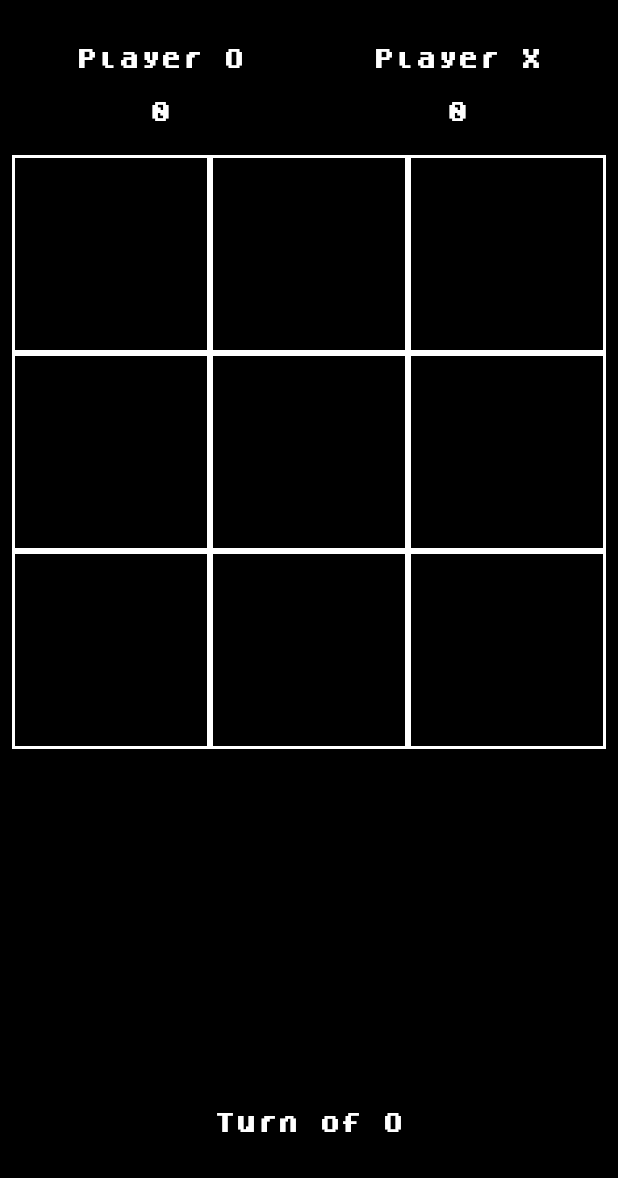
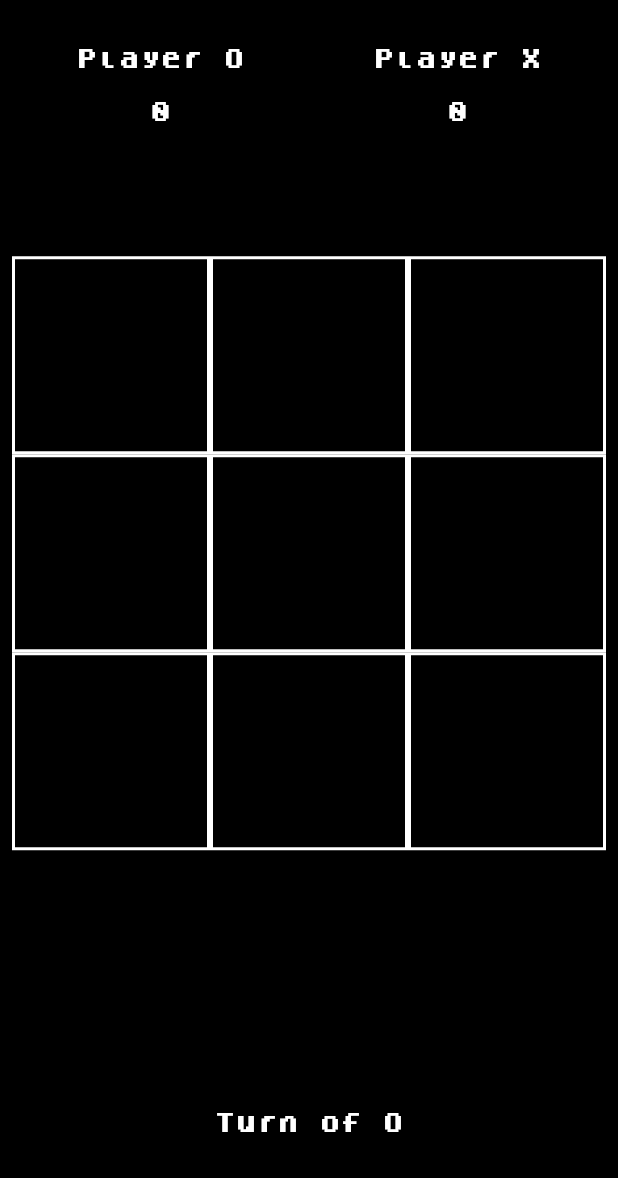
Before and after one commit to iramarJunior/tic_tac_toe, a Flutter app: the screen it shows after launch, on a phone screen of 412 x 824 dp, the part 58-1236 px from its top. Run offline on Flutter 3.47's test engine with Material 2 defaults, Android fonts, the phone set to English and light mode, and no system bars.

Commit message:
center the grid

```diff
--- a/lib/pages/home_screen.dart
+++ b/lib/pages/home_screen.dart
@@ -62,6 +62,7 @@ class _HomeScreenState extends State<HomeScreen> {
       ),
       backgroundColor: Colors.black,
       body: Column(
+        mainAxisAlignment: MainAxisAlignment.spaceBetween,
         children: [
           _buildPointsTable(),
           _buildGrid(),
@@ -85,9 +86,10 @@ class _HomeScreenState extends State<HomeScreen> {
   }
 
   Widget _buildGrid() {
-    return Expanded(
-      child: Padding(
+    return Container(
+      height: 480,
       padding: const EdgeInsets.all(8.0),
+      // color: Colors.amber,
       child: GridView.builder(
         itemCount: 9,
         gridDelegate: const SliverGridDelegateWithFixedCrossAxisCount(
@@ -106,8 +108,7 @@ class _HomeScreenState extends State<HomeScreen> {
                 child: Text(
                   _xOrOList[index],
                   style: TextStyle(
-                      color:
-                          _xOrOList[index] == 'x' ? Colors.white : Colors.red,
+                    color: _xOrOList[index] == 'x' ? Colors.white : Colors.red,
                     fontSize: 32,
                     fontWeight: FontWeight.bold,
                   ),
@@ -116,7 +117,6 @@ class _HomeScreenState extends State<HomeScreen> {
             ),
           );
         },
-        ),
       ),
     );
   }
```
Lines whose indentation alone changed are shown as unchanged.
